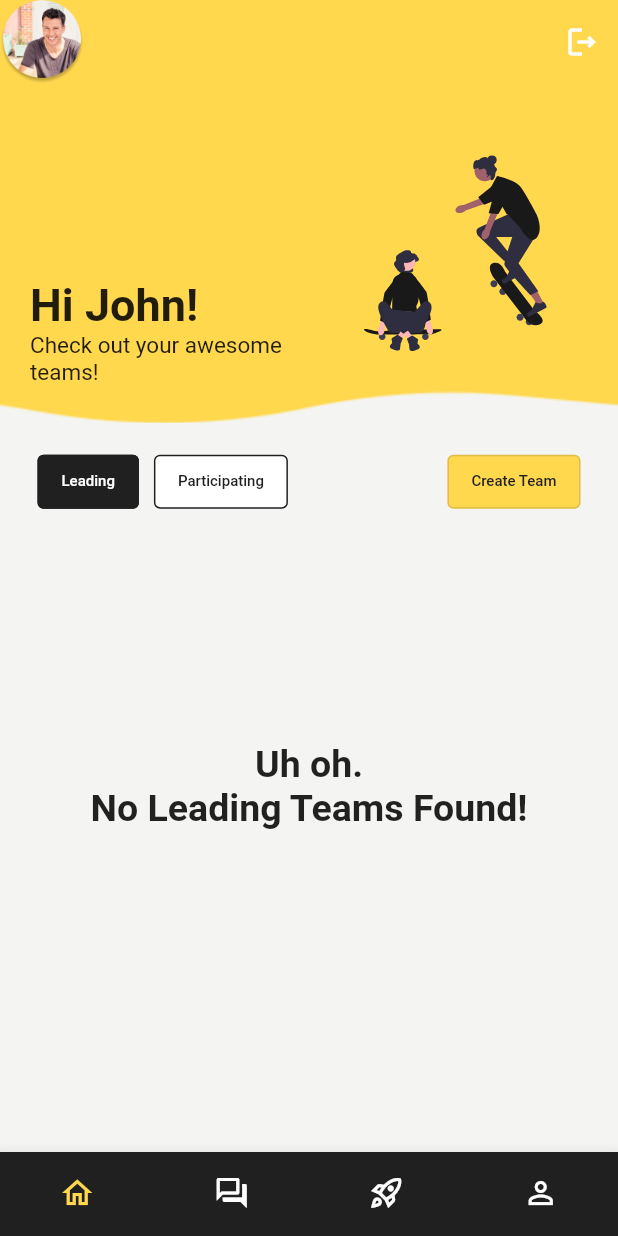
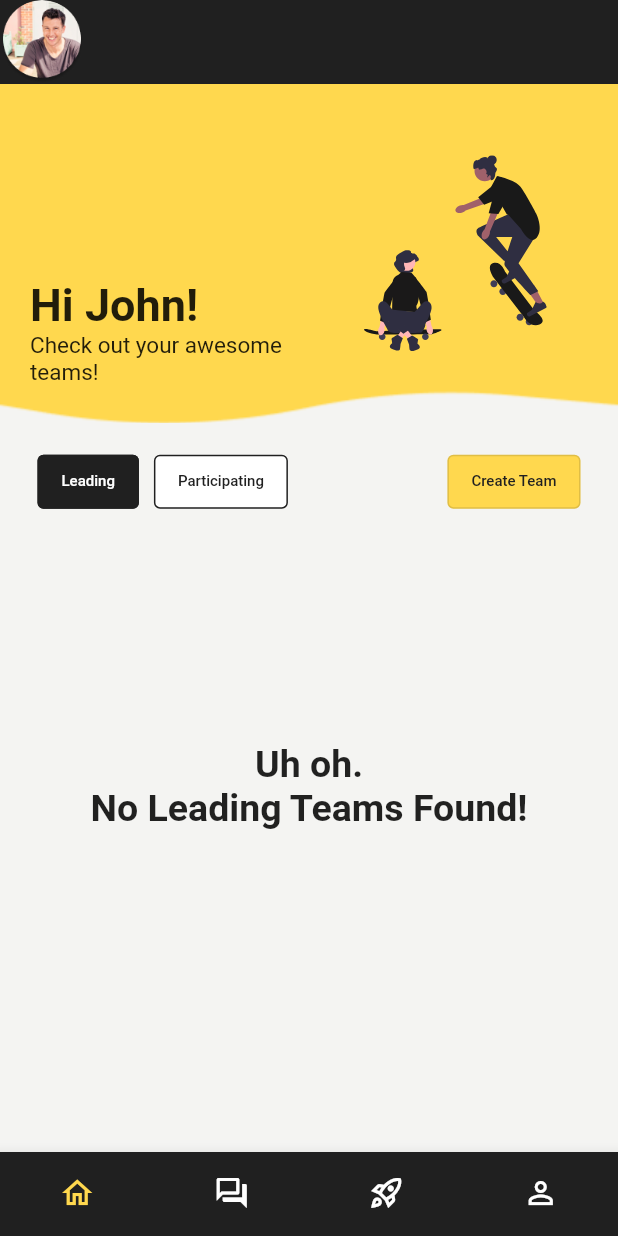
Before and after one commit to jmsandiegoo/launchlab_nus_app, a Flutter app: the screen it shows once a user with an empty profile is signed in, on a phone screen of 412 x 824 dp. Run offline on Flutter 3.47's test engine with Material 2 defaults, Android fonts, the phone set to English and light mode, and no system bars; our stand-ins replace dartz, equatable, flutter_bloc, flutter_svg, go_router, supabase_flutter; accounts and stored records are empty.

Commit message:
Finished step layout progress indicator for onboarding

```diff
--- a/lib/src/config/app_router.dart
+++ b/lib/src/config/app_router.dart
@@ -15,6 +15,7 @@ import 'package:launchlab/src/presentation/user/screens/onboarding_step3_page.da
 import 'package:launchlab/src/presentation/user/screens/onboarding_welcome_page.dart';
 import 'package:launchlab/src/presentation/user/screens/profile_page.dart';
 import 'package:launchlab/src/presentation/user/widgets/onboarding_container.dart';
+import 'package:launchlab/src/presentation/user/widgets/onboarding_steps_layout.dart';
 
 /// A file to configure the routing of the application
 
@@ -59,46 +60,46 @@ final GoRouter appRouter = GoRouter(
           builder: (context, state, child) => OnboardingContainer(child: child),
           routes: [
             GoRoute(
+              // parentNavigatorKey: _onboardingShellKey,
               path: "/onboard",
               pageBuilder: (context, state) {
                 return const NoTransitionPage(
                   child: OnboardingWelcomePage(),
                 );
               },
-              routes: [
+            ),
             ShellRoute(
-                  navigatorKey: _nestedOnboardingShellKey,
-                  builder: (context, state, child) => child,
+              builder: (context, state, child) =>
+                  OnboardingStepsLayout(child: child),
               routes: [
                 GoRoute(
-                      path: "step-1",
+                  path: "/onboard/step-1",
                   builder: (context, state) {
                     return const OnboardingStep1Page();
                   },
                 ),
                 GoRoute(
-                      path: "step-2",
+                  path: "/onboard/step-2",
                   builder: (context, state) {
                     return const OnboardingStep2Page();
                   },
                 ),
                 GoRoute(
-                      path: "step-3",
+                  path: "/onboard/step-3",
                   builder: (context, state) {
                     return const OnboardingStep3Page();
                   },
                 ),
                 GoRoute(
-                      path: "step-4",
+                  path: "/onboard/step-4",
                   builder: (context, state) {
                     return const OnboardingStep1Page();
                   },
                 )
               ],
             ),
-              ],
-            ),
             GoRoute(
+              parentNavigatorKey: _onboardingShellKey,
               path: "/onboard-success",
               builder: (context, state) => const OnboardingFinishPage(),
             ),
--- a/lib/src/config/app_theme.dart
+++ b/lib/src/config/app_theme.dart
@@ -10,10 +10,16 @@ const darkGreyColor = Color(0xFF515151);
 const yellowColor = Color(0xFFFFD84E);
 
 final ThemeData appThemeData = ThemeData(
-  colorScheme:
-      const ColorScheme.light(primary: yellowColor, secondary: blackColor),
+  colorScheme: const ColorScheme.light(
+      primary: yellowColor,
+      secondary: blackColor,
+      onPrimary: blackColor,
+      onSecondary: whiteColor),
   scaffoldBackgroundColor: lightGreyColor,
-  appBarTheme: const AppBarTheme(elevation: 0),
+  appBarTheme: const AppBarTheme(
+      elevation: 0,
+      color: blackColor,
+      iconTheme: IconThemeData(color: blackColor)),
   elevatedButtonTheme: const ElevatedButtonThemeData(
     style: ButtonStyle(
       textStyle:
--- a/lib/src/presentation/user/screens/onboarding_finish_page.dart
+++ b/lib/src/presentation/user/screens/onboarding_finish_page.dart
@@ -6,9 +6,10 @@ class OnboardingFinishPage extends StatelessWidget {
 
   @override
   Widget build(BuildContext context) {
-    return Container(
+    return Scaffold(
+      body: Container(
         padding: const EdgeInsets.all(10.0),
-      child: Row(children: [
+        child: Column(children: [
           Image.asset("assets/images/onboard_finish.png"),
           headerText("Congrats your are now ready to use the application!"),
           ElevatedButton(
@@ -16,6 +17,7 @@ class OnboardingFinishPage extends StatelessWidget {
             child: const Text("Okay"),
           ),
         ]),
+      ),
     );
   }
 }
```
Also changed, not shown: lib/src/presentation/common/widgets/useful.dart (+47 -1 lines), lib/src/presentation/user/cubits/onboarding_steps_layout_cubit.dart (added, +26 -0 lines), lib/src/presentation/user/screens/onboarding_step1_page.dart (+8 -1 lines), lib/src/presentation/user/screens/onboarding_welcome_page.dart (+11 -8 lines), lib/src/presentation/user/widgets/onboarding_steps_layout.dart (added, +121 -0 lines), pubspec.yaml (+4 -3 lines), assets/images/step_complete.png (added), assets/images/step_current.png (added), assets/images/step_incomplete.png (added), pubspec.lock. Lines whose indentation alone changed are shown as unchanged.
